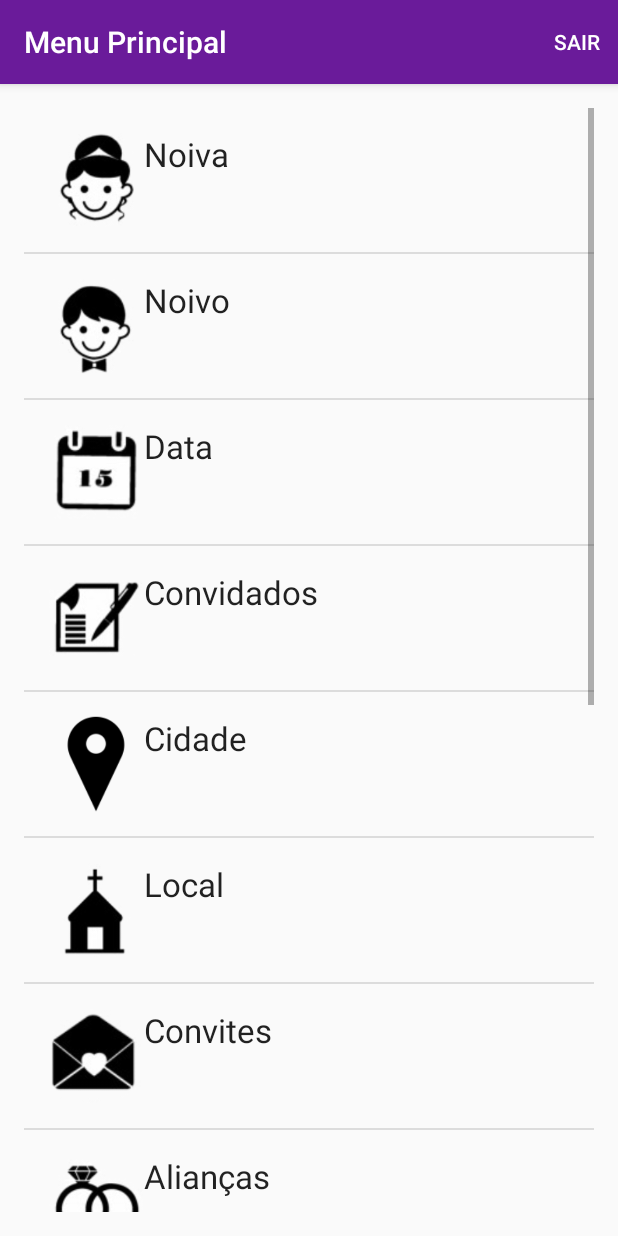
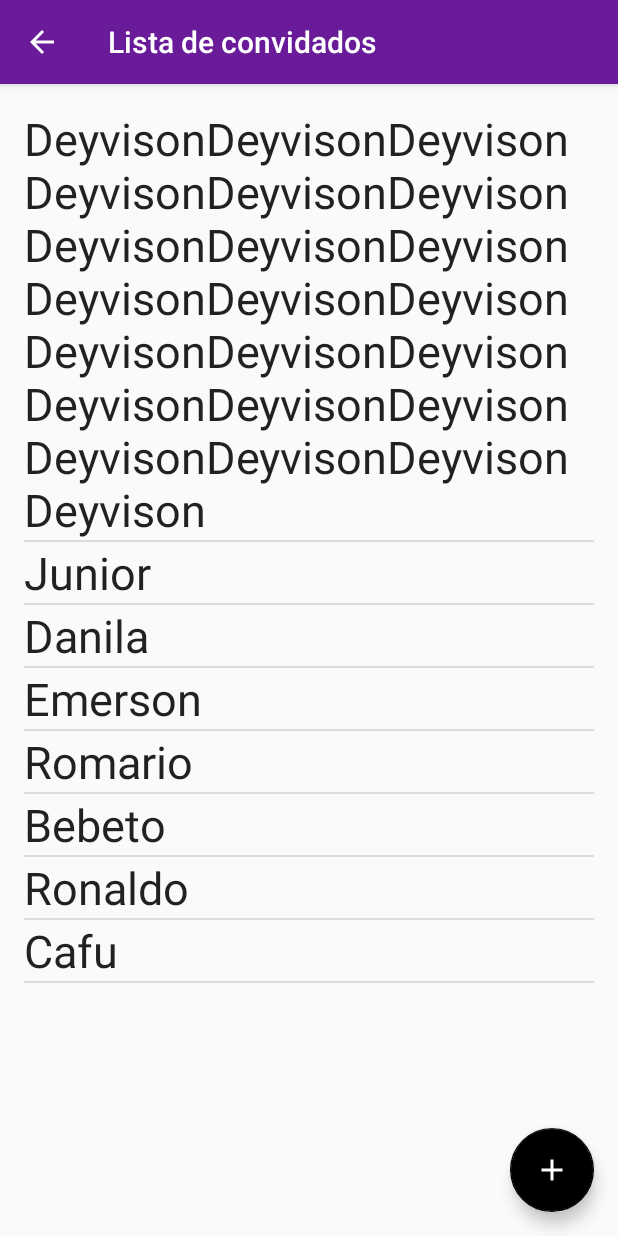
Before and after one commit to deyvison/EasyWedding, an Android app: the MainActivity screen opened directly, with no data from a screen before it, after a tap on "Convidados", on a phone screen of 412 x 824 dp. Run offline under Robolectric (Android 15) with nearby library versions, the phone set to English and light mode, and no system bars; 3 statements that could not run were skipped.

Commit message:
lista de convidados implementada

```diff
--- a/app/src/main/AndroidManifest.xml
+++ b/app/src/main/AndroidManifest.xml
@@ -26,7 +26,11 @@
             android:name=".MainActivity"
             android:label="@string/title_activity_main"
             android:theme="@style/AppTheme" />
-        <activity android:name=".CadastroActivity"></activity>
+        <activity android:name=".CadastroActivity" />
+        <activity
+            android:name=".ConvidadosActivity"
+            android:label="@string/title_activity_convidados"
+            android:theme="@style/AppTheme"></activity>
     </application>
 
 </manifest>
--- /dev/null
+++ b/app/src/main/java/adapter/ConvidadosAdapter.java
@@ -0,0 +1,63 @@
+package adapter;
+
+import android.content.Context;
+import android.view.LayoutInflater;
+import android.view.View;
+import android.view.ViewGroup;
+import android.widget.BaseAdapter;
+import android.widget.TextView;
+
+import java.util.List;
+
+import application.CasamentoApplication;
+import br.com.ufpb.ayty.easywedding.R;
+import entity.Convidado;
+
+/**
+ * Created by Deyvison on 13/04/2016.
+ */
+public class ConvidadosAdapter extends BaseAdapter {
+
+    private Context context;
+    List<Convidado> convidados;
+    private CasamentoApplication application;
+
+
+    public ConvidadosAdapter(Context context){
+        this.context = context;
+        this.application = (CasamentoApplication) context.getApplicationContext();
+        this.convidados = application.getConvidados();
+    }
+
+    @Override
+    public int getCount() {
+        return convidados.size();
+    }
+
+    @Override
+    public Convidado getItem(int position) {
+
+        return convidados.get(position);
+    }
+
+    @Override
+    public long getItemId(int position) {
+        return 0;
+    }
+
+    @Override
+    public View getView(int position, View convertView, ViewGroup parent) {
+
+        View view = null;
+
+        view = LayoutInflater.from(context).inflate(R.layout.convidado_item_list, parent, false);
+
+        Convidado c = convidados.get(position);
+
+        TextView textView = (TextView) view.findViewById(R.id.convidadoCampo);
+
+        textView.setText(c.getNome());
+
+        return view;
+    }
+}
--- /dev/null
+++ b/app/src/main/java/br/com/ufpb/ayty/easywedding/ConvidadosActivity.java
@@ -0,0 +1,81 @@
+package br.com.ufpb.ayty.easywedding;
+
+import android.content.Intent;
+import android.os.Bundle;
+import android.support.design.widget.FloatingActionButton;
+import android.support.design.widget.Snackbar;
+import android.support.v7.app.ActionBar;
+import android.support.v7.app.AppCompatActivity;
+import android.support.v7.widget.Toolbar;
+import android.view.Menu;
+import android.view.MenuItem;
+import android.view.View;
+import android.widget.AdapterView;
+import android.widget.ListView;
+import android.widget.Toast;
+
+import java.sql.SQLException;
+import java.util.List;
+
+import adapter.ConvidadosAdapter;
+import application.CasamentoApplication;
+import db.DB;
+import entity.Usuario;
+
+public class ConvidadosActivity extends AppCompatActivity {
+
+    private ListView listView;
+    private ConvidadosAdapter adapter;
+    private CasamentoApplication application;
+
+
+    @Override
+    protected void onCreate(Bundle savedInstanceState) {
+        super.onCreate(savedInstanceState);
+        setContentView(R.layout.activity_convidados);
+        Toolbar toolbar = (Toolbar) findViewById(R.id.toolbar);
+        setSupportActionBar(toolbar);
+
+        ActionBar actionBar = getSupportActionBar();
+        if(actionBar != null){
+            actionBar.setTitle("Lista de convidados");
+            actionBar.setDisplayHomeAsUpEnabled(true);
+        }
+
+        application = (CasamentoApplication) getApplicationContext();
+        adapter = new ConvidadosAdapter(this);
+        listView = (ListView) findViewById(R.id.listView);
+        listView.setAdapter(adapter);
+        listView.setOnItemClickListener(new AdapterView.OnItemClickListener() {
+            @Override
+            public void onItemClick(AdapterView<?> parent, View view, int position, long id) {
+                application.removerConvidado(position);
+                adapter.notifyDataSetChanged();
+            }
+        });
+
+
+        FloatingActionButton fab = (FloatingActionButton) findViewById(R.id.fab);
+        fab.setOnClickListener(new View.OnClickListener() {
+            @Override
+            public void onClick(View view) {
+                application.addConvidado();
+                adapter.notifyDataSetChanged();;
+            }
+        });
+    }
+
+
+
+    @Override
+    public boolean onOptionsItemSelected(MenuItem item) {
+        int id = item.getItemId();
+        if(id == android.R.id.home){
+
+            Toast.makeText(this,"Voltei", Toast.LENGTH_SHORT).show();
+            finish();
+        }
+        return super.onOptionsItemSelected(item);
+    }
+
+}
--- a/app/src/main/java/br/com/ufpb/ayty/easywedding/MainActivity.java
+++ b/app/src/main/java/br/com/ufpb/ayty/easywedding/MainActivity.java
@@ -175,7 +175,11 @@ public class MainActivity extends AppCompatActivity {
                 }else if(item.equals("Data")){
                     Toast.makeText(view.getContext(),"Entrou na data!",Toast.LENGTH_SHORT).show();
                 }else if(item.equals("Convidados")){
+                    // ir para i layout convidados
                     Toast.makeText(view.getContext(),"Entrou em convidados!",Toast.LENGTH_SHORT).show();
+                    Intent i = new Intent(view.getContext(),ConvidadosActivity.class);
+                    i.putExtras(bundle);
+                    startActivity(i);
                 }else if(item.equals("Cidade")){
                     Toast.makeText(view.getContext(), "Entrou em cidades!", Toast.LENGTH_SHORT).show();
 
--- /dev/null
+++ b/app/src/main/res/drawable/ic_add.xml
@@ -0,0 +1,8 @@
+<!-- drawable/plus.xml -->
+<vector xmlns:android="http://schemas.android.com/apk/res/android"
+    android:height="24dp"
+    android:width="24dp"
+    android:viewportWidth="24"
+    android:viewportHeight="24">
+    <path android:fillColor="#FFF" android:pathData="M19,13H13V19H11V13H5V11H11V5H13V11H19V13Z" />
+</vector>
--- /dev/null
+++ b/app/src/main/res/layout/activity_convidados.xml
@@ -0,0 +1,34 @@
+<?xml version="1.0" encoding="utf-8"?>
+<android.support.design.widget.CoordinatorLayout xmlns:android="http://schemas.android.com/apk/res/android"
+    xmlns:app="http://schemas.android.com/apk/res-auto"
+    xmlns:tools="http://schemas.android.com/tools"
+    android:layout_width="match_parent"
+    android:layout_height="match_parent"
+    android:fitsSystemWindows="true"
+    tools:context="br.com.ufpb.ayty.easywedding.ConvidadosActivity">
+
+    <android.support.design.widget.AppBarLayout
+        android:layout_width="match_parent"
+        android:layout_height="wrap_content"
+        android:theme="@style/AppTheme.AppBarOverlay">
+
+        <android.support.v7.widget.Toolbar
+            android:id="@+id/toolbar"
+            android:layout_width="match_parent"
+            android:layout_height="?attr/actionBarSize"
+            android:background="?attr/colorPrimary"
+            app:popupTheme="@style/AppTheme.PopupOverlay" />
+
+    </android.support.design.widget.AppBarLayout>
+
+    <include layout="@layout/content_convidados" />
+
+    <android.support.design.widget.FloatingActionButton
+        android:id="@+id/fab"
+        android:layout_width="wrap_content"
+        android:layout_height="wrap_content"
+        android:layout_gravity="bottom|end"
+        android:layout_margin="@dimen/fab_margin"
+        android:src="@drawable/ic_add" />
+
+</android.support.design.widget.CoordinatorLayout>
--- /dev/null
+++ b/app/src/main/res/layout/content_convidados.xml
@@ -0,0 +1,22 @@
+<?xml version="1.0" encoding="utf-8"?>
+<RelativeLayout xmlns:android="http://schemas.android.com/apk/res/android"
+    xmlns:app="http://schemas.android.com/apk/res-auto"
+    xmlns:tools="http://schemas.android.com/tools"
+    android:layout_width="match_parent"
+    android:layout_height="match_parent"
+    android:paddingBottom="@dimen/activity_vertical_margin"
+    android:paddingLeft="@dimen/activity_horizontal_margin"
+    android:paddingRight="@dimen/activity_horizontal_margin"
+    android:paddingTop="@dimen/activity_vertical_margin"
+    app:layout_behavior="@string/appbar_scrolling_view_behavior"
+    tools:context="br.com.ufpb.ayty.easywedding.ConvidadosActivity"
+    tools:showIn="@layout/activity_convidados">
+
+    <ListView
+        android:layout_width="match_parent"
+        android:layout_height="match_parent"
+        android:id="@+id/listView"
+        android:scrollbars="vertical|none"
+        />
+
+</RelativeLayout>
--- /dev/null
+++ b/app/src/main/res/layout/convidado_item_list.xml
@@ -0,0 +1,15 @@
+<?xml version="1.0" encoding="utf-8"?>
+<LinearLayout xmlns:android="http://schemas.android.com/apk/res/android"
+    android:orientation="vertical" android:layout_width="match_parent"
+    android:layout_height="match_parent">
+
+
+    <TextView
+        android:layout_width="match_parent"
+        android:layout_height="wrap_content"
+        android:textAppearance="?android:attr/textAppearanceLarge"
+        android:text="Large Text"
+        android:textSize="30dp"
+        android:id="@+id/convidadoCampo" />
+
+</LinearLayout>
--- a/app/src/main/res/values/strings.xml
+++ b/app/src/main/res/values/strings.xml
@@ -15,4 +15,5 @@
     <string name="permission_rationale">"Contacts permissions are needed for providing email
         completions."
     </string>
+    <string name="title_activity_convidados">ConvidadosActivity</string>
 </resources>
```
Also changed, not shown: app/src/main/java/application/CasamentoApplication.java (+53 -0 lines).
